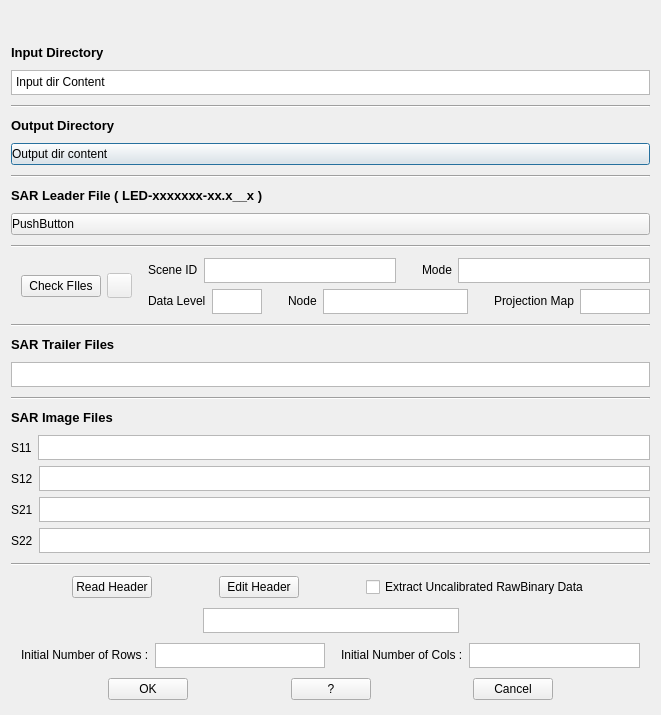
First picture: the form in GUI/alos1_1_quad_jaxa_ceos.ui, repository cpenar/Qt_PolSarPRO, before the edit.
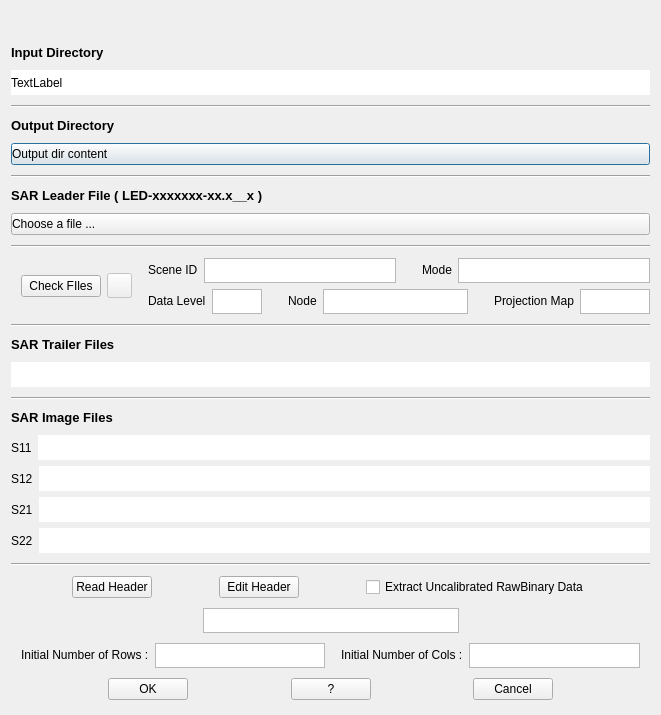
Second picture: the form after the edit. Icons and pictures are not drawn.

Commit message: alos1_1_quad_jaxa_ceos: Button Check Files working

```diff
--- a/GUI/alos1_1_quad_jaxa_ceos.ui
+++ b/GUI/alos1_1_quad_jaxa_ceos.ui
@@ -80,24 +80,24 @@
     </widget>
    </item>
    <item>
-    <widget class="QTextEdit" name="textEdit">
+    <widget class="QLabel" name="label_InputDir">
+     <property name="sizePolicy">
+      <sizepolicy hsizetype="Expanding" vsizetype="Expanding">
+       <horstretch>0</horstretch>
+       <verstretch>0</verstretch>
+      </sizepolicy>
+     </property>
      <property name="maximumSize">
       <size>
        <width>16777215</width>
        <height>25</height>
       </size>
      </property>
-     <property name="font">
-      <font>
-       <pointsize>7</pointsize>
-      </font>
+     <property name="styleSheet">
+      <string notr="true">background: white</string>
      </property>
-     <property name="html">
-      <string>&lt;!DOCTYPE HTML PUBLIC &quot;-//W3C//DTD HTML 4.0//EN&quot; &quot;http://www.w3.org/TR/REC-html40/strict.dtd&quot;&gt;
-&lt;html&gt;&lt;head&gt;&lt;meta name=&quot;qrichtext&quot; content=&quot;1&quot; /&gt;&lt;style type=&quot;text/css&quot;&gt;
-p, li { white-space: pre-wrap; }
-&lt;/style&gt;&lt;/head&gt;&lt;body style=&quot; font-family:'Sans Serif'; font-size:7pt; font-weight:400; font-style:normal;&quot;&gt;
-&lt;p style=&quot; margin-top:12px; margin-bottom:12px; margin-left:0px; margin-right:0px; -qt-block-indent:0; text-indent:0px;&quot;&gt;&lt;span style=&quot; font-size:9pt;&quot;&gt;Input dir Content&lt;/span&gt;&lt;/p&gt;&lt;/body&gt;&lt;/html&gt;</string>
+     <property name="text">
+      <string>TextLabel</string>
      </property>
     </widget>
    </item>
@@ -173,7 +173,7 @@
       <string notr="true">Text-align:left</string>
      </property>
      <property name="text">
-      <string>PushButton</string>
+      <string>Choose a file ...</string>
      </property>
      <property name="icon">
       <iconset>
@@ -513,9 +513,9 @@
     </widget>
    </item>
    <item>
-    <widget class="QTextEdit" name="textEdit_4">
+    <widget class="QLabel" name="label_SarTrailerFile">
      <property name="sizePolicy">
-      <sizepolicy hsizetype="Expanding" vsizetype="Maximum">
+      <sizepolicy hsizetype="Expanding" vsizetype="Expanding">
        <horstretch>0</horstretch>
        <verstretch>0</verstretch>
       </sizepolicy>
@@ -526,6 +526,12 @@
        <height>25</height>
       </size>
      </property>
+     <property name="styleSheet">
+      <string notr="true">background: white</string>
+     </property>
+     <property name="text">
+      <string/>
+     </property>
     </widget>
    </item>
    <item>
@@ -560,19 +566,31 @@
         </widget>
        </item>
        <item>
-        <widget class="QTextEdit" name="textEdit_11">
+        <widget class="QLabel" name="label_HH">
          <property name="sizePolicy">
-          <sizepolicy hsizetype="Expanding" vsizetype="Preferred">
+          <sizepolicy hsizetype="Expanding" vsizetype="Expanding">
            <horstretch>0</horstretch>
            <verstretch>0</verstretch>
           </sizepolicy>
          </property>
+         <property name="minimumSize">
+          <size>
+           <width>0</width>
+           <height>25</height>
+          </size>
+         </property>
          <property name="maximumSize">
           <size>
            <width>16777215</width>
            <height>25</height>
           </size>
          </property>
+         <property name="styleSheet">
+          <string notr="true">background: white</string>
+         </property>
+         <property name="text">
+          <string/>
+         </property>
         </widget>
        </item>
       </layout>
@@ -587,19 +605,31 @@
         </widget>
        </item>
        <item>
-        <widget class="QTextEdit" name="textEdit_10">
+        <widget class="QLabel" name="label_VH">
          <property name="sizePolicy">
-          <sizepolicy hsizetype="Expanding" vsizetype="Preferred">
+          <sizepolicy hsizetype="Expanding" vsizetype="Expanding">
            <horstretch>0</horstretch>
            <verstretch>0</verstretch>
           </sizepolicy>
          </property>
+         <property name="minimumSize">
+          <size>
+           <width>0</width>
+           <height>25</height>
+          </size>
+         </property>
          <property name="maximumSize">
           <size>
            <width>16777215</width>
            <height>25</height>
           </size>
          </property>
+         <property name="styleSheet">
+          <string notr="true">background: white</string>
+         </property>
+         <property name="text">
+          <string/>
+         </property>
         </widget>
        </item>
       </layout>
@@ -614,19 +644,31 @@
         </widget>
        </item>
        <item>
-        <widget class="QTextEdit" name="textEdit_8">
+        <widget class="QLabel" name="label_HV">
          <property name="sizePolicy">
-          <sizepolicy hsizetype="Expanding" vsizetype="Preferred">
+          <sizepolicy hsizetype="Expanding" vsizetype="Expanding">
            <horstretch>0</horstretch>
            <verstretch>0</verstretch>
           </sizepolicy>
          </property>
+         <property name="minimumSize">
+          <size>
+           <width>0</width>
+           <height>25</height>
+          </size>
+         </property>
          <property name="maximumSize">
           <size>
            <width>16777215</width>
            <height>25</height>
           </size>
          </property>
+         <property name="styleSheet">
+          <string notr="true">background: white</string>
+         </property>
+         <property name="text">
+          <string/>
+         </property>
         </widget>
        </item>
       </layout>
@@ -641,19 +683,31 @@
         </widget>
        </item>
        <item>
-        <widget class="QTextEdit" name="textEdit_9">
+        <widget class="QLabel" name="label_VV">
          <property name="sizePolicy">
-          <sizepolicy hsizetype="Expanding" vsizetype="Preferred">
+          <sizepolicy hsizetype="Expanding" vsizetype="Expanding">
            <horstretch>0</horstretch>
            <verstretch>0</verstretch>
           </sizepolicy>
          </property>
+         <property name="minimumSize">
+          <size>
+           <width>0</width>
+           <height>25</height>
+          </size>
+         </property>
          <property name="maximumSize">
           <size>
            <width>16777215</width>
            <height>25</height>
           </size>
          </property>
+         <property name="styleSheet">
+          <string notr="true">background: white</string>
+         </property>
+         <property name="text">
+          <string/>
+         </property>
         </widget>
        </item>
       </layout>
```
Left out of the diff: 10 changed lines with no effect on the pictures. The commit also changes 1 other file.
